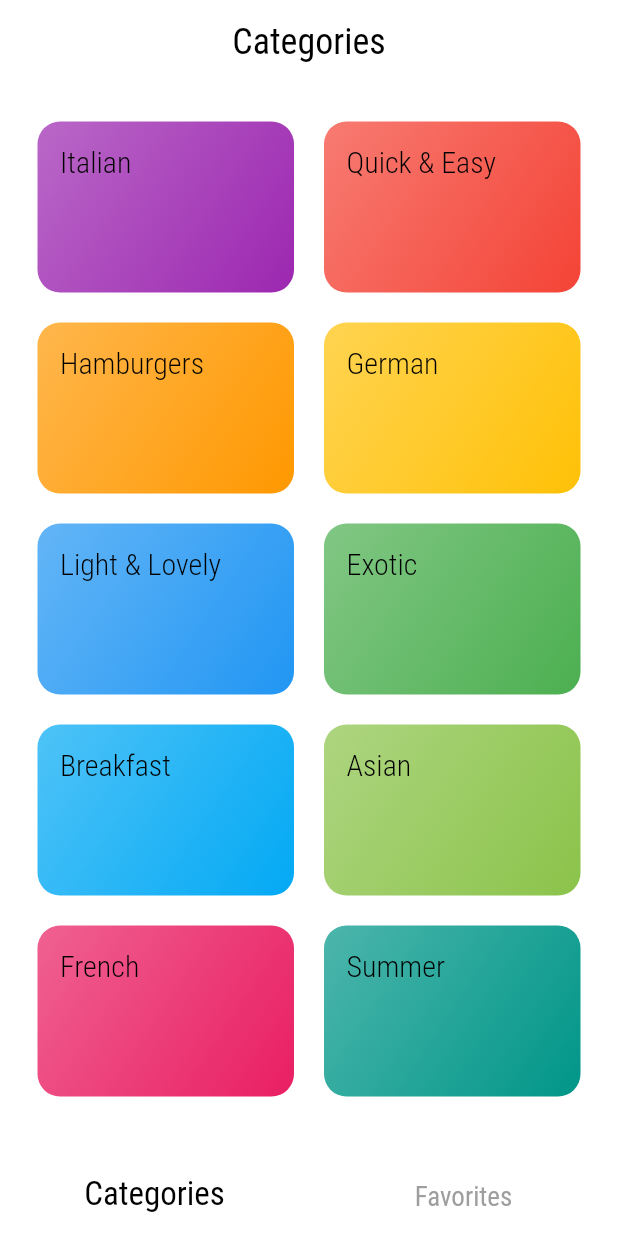
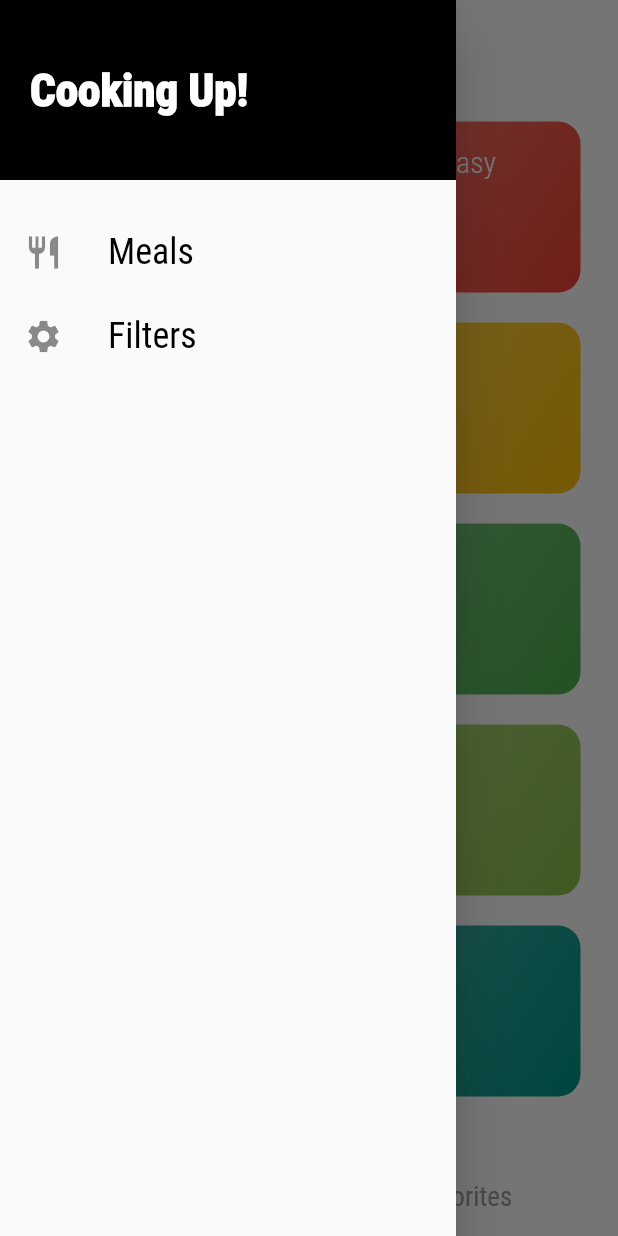
Before and after one commit to zawmorntwan/Meals, a Flutter app: the screen it shows after launch, with the side drawer open (before the commit the screen has no drawer), on a phone screen of 412 x 824 dp. Run offline on Flutter 3.47's test engine with Material 2 defaults, Android fonts, the phone set to English and light mode, and no system bars.

Commit message:
update drawer

```diff
--- a/lib/main.dart
+++ b/lib/main.dart
@@ -1,4 +1,5 @@
 import 'package:flutter/material.dart';
+import 'package:meals/screens/filters_screen.dart';
 import 'package:meals/screens/meal_detail_screen.dart';
 import 'package:meals/screens/tabs_screen.dart';
 
@@ -25,6 +26,7 @@ class MyApp extends StatelessWidget {
         '/': (ctx) => const TabsScreen(),
         CategoryMealsScreen.routeName: (ctx) => const CategoryMealsScreen(),
         MealDetailScreen.routeName: (ctx) => const MealDetailScreen(),
+        FilterScreen.routeName: (ctx) => const FilterScreen(),
       },
       onUnknownRoute: (settings) {
         return MaterialPageRoute(builder: (ctx) => const CategoriesScreen());
--- /dev/null
+++ b/lib/screens/filters_screen.dart
@@ -0,0 +1,20 @@
+import 'package:flutter/material.dart';
+import 'package:meals/widgets/drawer.dart';
+
+class FilterScreen extends StatelessWidget {
+  static String routeName = '/filters';
+  const FilterScreen({Key? key}) : super(key: key);
+
+  @override
+  Widget build(BuildContext context) {
+    return Scaffold(
+      appBar: AppBar(
+        title: Text(
+          'Filters',
+          style: Theme.of(context).textTheme.titleLarge,
+        ),
+      ),
+      drawer: const MainDrawer(),
+    );
+  }
+}
--- a/lib/screens/tabs_screen.dart
+++ b/lib/screens/tabs_screen.dart
@@ -1,6 +1,7 @@
 import 'package:flutter/material.dart';
 
 import '../constance.dart';
+import '../widgets/drawer.dart';
 import 'categories_screen.dart';
 import 'favorites_screen.dart';
 
@@ -56,6 +57,7 @@ class _TabsScreenState extends State<TabsScreen> {
         //   ],
         // ),
       ),
+      drawer: const MainDrawer(),
       body: _pages[_selectedPageIndex]['page'],
       bottomNavigationBar: BottomNavigationBar(
         onTap: _selectPage,
--- a/lib/theme.dart
+++ b/lib/theme.dart
@@ -13,6 +13,7 @@ ThemeData getTheme() {
       backgroundColor: primaryColor,
       centerTitle: true,
       elevation: 0,
+      iconTheme: const IconThemeData(color: Colors.black)
     ),
 
     // Text
--- a/lib/widgets/category_item.dart
+++ b/lib/widgets/category_item.dart
@@ -9,10 +9,8 @@ class CategoryItem extends StatelessWidget {
       : super(key: key);
 
   void _selectCategory(BuildContext ctx) {
-    Navigator.of(ctx).pushNamed(
-      CategoryMealsScreen.routeName,
-      arguments: {'id' : id, 'title' : title}
-    );
+    Navigator.of(ctx).pushNamed(CategoryMealsScreen.routeName,
+        arguments: {'id': id, 'title': title});
   }
 
   @override
@@ -36,7 +34,10 @@ class CategoryItem extends StatelessWidget {
         ),
         child: Text(
           title,
-          style: Theme.of(context).textTheme.bodyLarge,
+          style: const TextStyle(
+            color: Colors.white,
+            fontSize: 20,
+          ),
         ),
       ),
     );
--- /dev/null
+++ b/lib/widgets/drawer.dart
@@ -0,0 +1,66 @@
+import 'package:flutter/material.dart';
+import 'package:meals/constance.dart';
+import 'package:meals/screens/filters_screen.dart';
+
+class MainDrawer extends StatelessWidget {
+  const MainDrawer({Key? key}) : super(key: key);
+
+  Widget _buildListTile(String title, IconData icon, Function() tapHandler) {
+    return ListTile(
+      leading: Icon(
+        icon,
+        size: 26,
+      ),
+      title: Text(
+        title,
+        style: const TextStyle(
+          fontSize: 24,
+          fontWeight: FontWeight.w500,
+        ),
+      ),
+      onTap: tapHandler,
+    );
+  }
+
+  @override
+  Widget build(BuildContext context) {
+    return Drawer(
+      child: Column(
+        children: [
+          Container(
+            height: 120,
+            width: double.infinity,
+            padding: const EdgeInsets.all(20),
+            alignment: Alignment.centerLeft,
+            color: Colors.black,
+            child: Text(
+              'Cooking Up!',
+              style: TextStyle(
+                fontWeight: FontWeight.w900,
+                fontSize: 30,
+                color: primaryColor,
+              ),
+            ),
+          ),
+          const SizedBox(
+            height: 20,
+          ),
+          _buildListTile(
+            'Meals',
+            Icons.restaurant,
+            () {
+              Navigator.of(context).pushReplacementNamed('/');
+            },
+          ),
+          _buildListTile(
+            'Filters',
+            Icons.settings,
+            () {
+              Navigator.of(context).pushReplacementNamed(FilterScreen.routeName);
+            },
+          ),
+        ],
+      ),
+    );
+  }
+}
```
Also changed, not shown: 1 other file.
